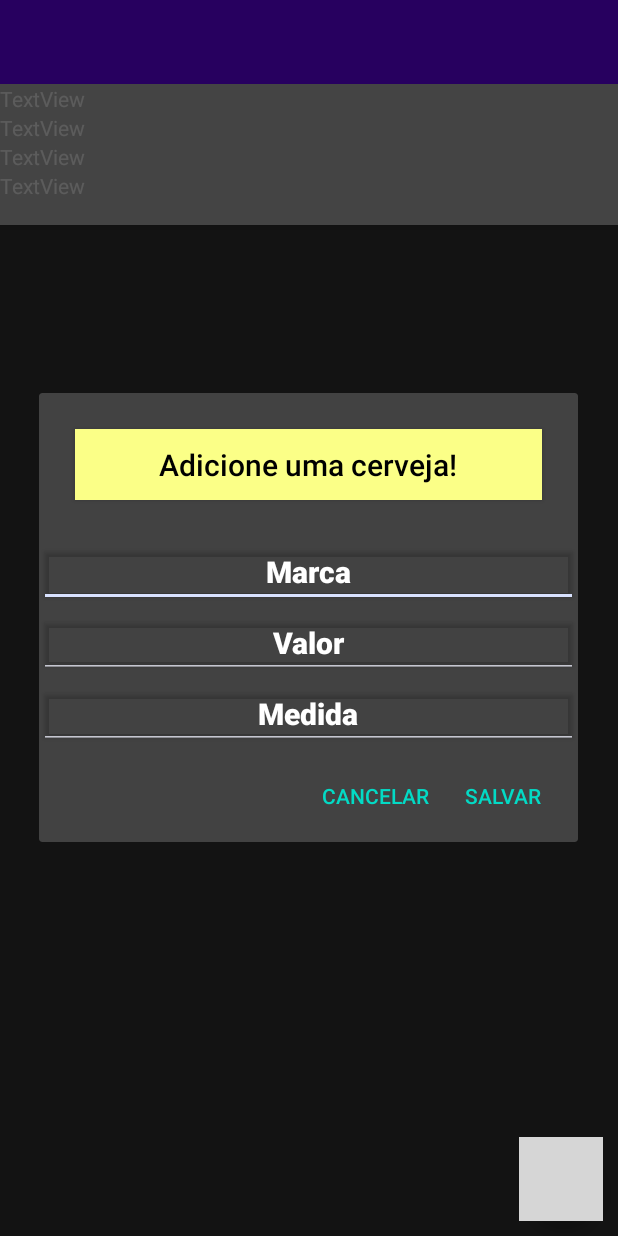
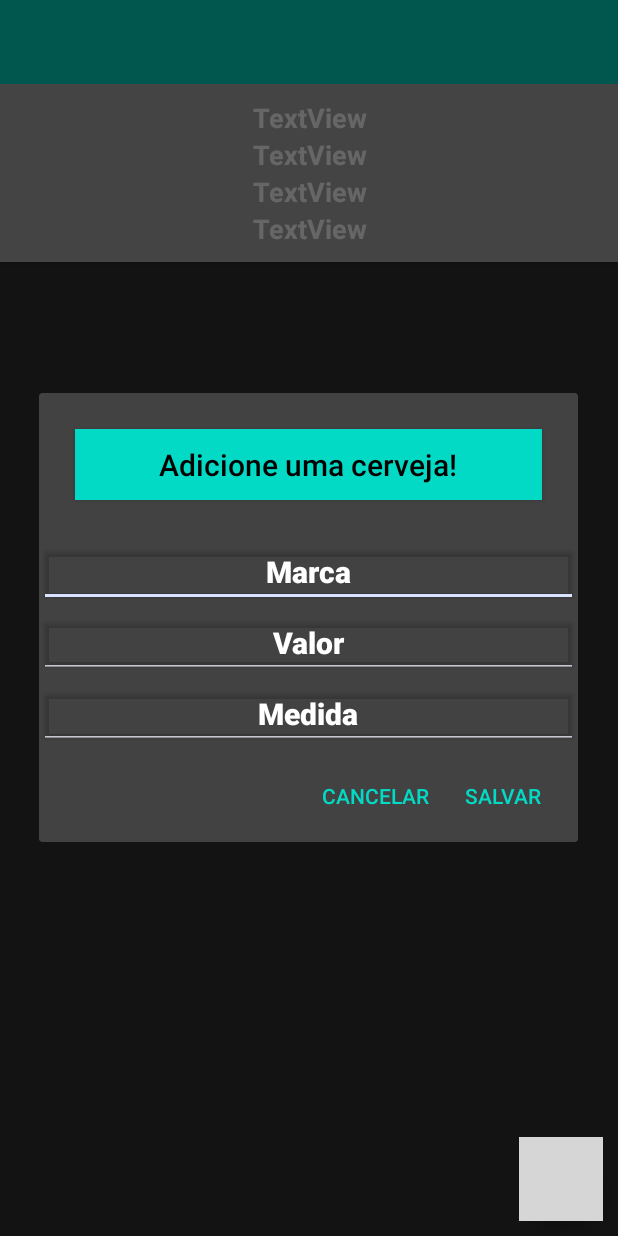
Before and after one commit to danielrsouza/calculadoraCerveja, an Android app: the screen it shows after launch (MainActivity), after a tap on an icon or button, on a phone screen of 412 x 824 dp. Run offline under Robolectric (Android 15) with nearby library versions, the phone set to English and light mode, and no system bars; grey boxes are pictures that could not be loaded.

Commit message:
Adicionando a funcao que calcula o melhor preço e ajustes de layout

```diff
--- a/app/src/main/java/com/example/calculadoraDeCerveja/Beer.kt
+++ b/app/src/main/java/com/example/calculadoraDeCerveja/Beer.kt
@@ -1,6 +1,6 @@
 package com.example.calculadoraDeCerveja
 
-class Beer(id: Int? = null, marcaBeer: String,  valorBeer: Double,  tamanhoBeer: Double) {
+class Beer(id: Int? = null, marcaBeer: String, valorBeer: Double, tamanhoBeer: Int) {
     var marca = marcaBeer
     var valor = valorBeer
     var tamanho = tamanhoBeer
--- a/app/src/main/java/com/example/calculadoraDeCerveja/BeerItemAdapter.kt
+++ b/app/src/main/java/com/example/calculadoraDeCerveja/BeerItemAdapter.kt
@@ -30,6 +30,6 @@ class BeerItemAdapter(private val context: Context, private val beerList: List<B
 
         holder.beerMarca.setText("Marca: "+beerItem.beerMarca)
         holder.beerValor.setText("R$ "+beerItem.beerValor.toString())
-        holder.beerTamanho.setText("ML "+beerItem.beerTamanho.toString())
+        holder.beerTamanho.setText("Tamanho: "+beerItem.beerTamanho.toString() + " ML")
     }
 }
--- a/app/src/main/java/com/example/calculadoraDeCerveja/BeerItemModel.kt
+++ b/app/src/main/java/com/example/calculadoraDeCerveja/BeerItemModel.kt
@@ -5,7 +5,7 @@ class BeerItemModel {
     var beerId: Int = 0;
     var beerMarca: String? = null
     var beerValor: Double = 0.0
-    var beerTamanho: Double = 0.0
+    var beerTamanho: Int = 0
 
     constructor()
 
@@ -29,7 +29,7 @@ class BeerItemModel {
                 + BEER_ID_COLUMN + " INTEGER PRIMARY KEY AUTOINCREMENT,"
                 + BEER_MARCA_COLUMN + " TEXT,"
                 + BEER_VALOR_COLUMN + " DOUBLE,"
-                + BEER_TAMANHO_COLUMN + " DOUBLE"
+                + BEER_TAMANHO_COLUMN + " INTEGER"
                 + ")" )
     }
 }
--- a/app/src/main/java/com/example/calculadoraDeCerveja/MainActivity.kt
+++ b/app/src/main/java/com/example/calculadoraDeCerveja/MainActivity.kt
@@ -1,8 +1,6 @@
 package com.example.calculadoraDeCerveja
 
-import android.annotation.SuppressLint
 import android.graphics.Color
-import android.graphics.Color.WHITE
 import androidx.appcompat.app.AppCompatActivity
 import android.os.Bundle
 import android.text.TextUtils
@@ -15,7 +13,7 @@ import androidx.recyclerview.widget.DefaultItemAnimator
 import androidx.recyclerview.widget.LinearLayoutManager
 import androidx.recyclerview.widget.RecyclerView
 import com.google.android.material.floatingactionbutton.FloatingActionButton
-import kotlinx.android.synthetic.main.beer_dialog.*
+import kotlinx.android.synthetic.main.activity_main.*
 
 
 class MainActivity : AppCompatActivity() {
@@ -63,9 +61,7 @@ class MainActivity : AppCompatActivity() {
                 this,
                 recyclerView!!,
                 object : ItemLongPressListener.ClickListener {
-                    override fun onClick(view: View, position: Int) {
-                        TODO("Not yet implemented")
-                    }
+                    override fun onClick(view: View, position: Int) {}
 
                     override fun onLongClick(view: View?, position: Int) {
                         showActionsDialog(position)
@@ -73,6 +69,8 @@ class MainActivity : AppCompatActivity() {
 
                 }
         ))
+
+        calculoCerveja(beersList)
     }
 
     private fun showActionsDialog(position: Int) {
@@ -135,7 +133,7 @@ class MainActivity : AppCompatActivity() {
                 alertDialog.dismiss()
             }
 
-            var beer = Beer(null, marca.text.toString(), valor.text.toString().toDouble(), tamanho.text.toString().toDouble())
+            var beer = Beer(null, marca.text.toString(), valor.text.toString().toDouble(), tamanho.text.toString().toInt())
             createBeerItem(beer)
 
         })
@@ -151,6 +149,20 @@ class MainActivity : AppCompatActivity() {
         }
     }
 
+    private fun calculoCerveja(beerList: ArrayList<BeerItemModel>) {
+        var melhorPreco = 999.0
+        for( beer in beerList) {
+            val mediaPreco = (beer.beerValor/beer.beerTamanho) * 1000
+
+            if (mediaPreco < melhorPreco) {
+                melhorPreco = mediaPreco
+                marcaEmConta.text = "Marca: " + beer.beerMarca
+                precoEmConta.text = "Preço: R$ " + beer.beerValor.toString()
+                tamanhoEmConta.text = "Tamanho: " + beer.beerTamanho.toString() + " ML"
+                diferenca.text = "Preço do Litro: " + "%.2f".format(melhorPreco.toString().toDouble()) + " L"
+            }
+        }
+    }
 
     private fun setSupportActionBar(toolbar: Toolbar) {
 
--- a/app/src/main/res/layout/activity_main.xml
+++ b/app/src/main/res/layout/activity_main.xml
@@ -16,38 +16,55 @@
             android:id="@+id/toolbar"
             android:layout_width="match_parent"
             android:layout_height="?attr/actionBarSize"
-            android:background="?attr/colorPrimary"
+            android:background="@color/colorAccent"
             android:popupTheme="@style/AppTheme.AppbarOverley" />
 
         <LinearLayout
             android:layout_width="match_parent"
-            android:layout_height="94dp"
+            android:layout_height="wrap_content"
             android:background="@android:color/darker_gray"
-            android:orientation="vertical">
+            android:orientation="vertical"
+            android:padding="@dimen/paddingCampos">
 
             <TextView
                 android:id="@+id/marcaEmConta"
                 android:layout_width="match_parent"
                 android:layout_height="wrap_content"
-                android:text="TextView" />
+                android:text="TextView"
+                android:textAlignment="center"
+                android:textColor="@color/cardview_light_background"
+                android:textSize="18sp"
+                android:textStyle="bold" />
 
             <TextView
                 android:id="@+id/precoEmConta"
                 android:layout_width="match_parent"
                 android:layout_height="wrap_content"
-                android:text="TextView" />
+                android:text="TextView"
+                android:textAlignment="center"
+                android:textColor="@android:color/background_light"
+                android:textSize="18sp"
+                android:textStyle="bold" />
 
             <TextView
                 android:id="@+id/tamanhoEmConta"
                 android:layout_width="match_parent"
                 android:layout_height="wrap_content"
-                android:text="TextView" />
+                android:text="TextView"
+                android:textAlignment="center"
+                android:textColor="@android:color/background_light"
+                android:textSize="18sp"
+                android:textStyle="bold" />
 
             <TextView
                 android:id="@+id/diferenca"
                 android:layout_width="match_parent"
                 android:layout_height="wrap_content"
-                android:text="TextView" />
+                android:text="TextView"
+                android:textAlignment="center"
+                android:textColor="@android:color/background_light"
+                android:textSize="18sp"
+                android:textStyle="bold" />
         </LinearLayout>
     </com.google.android.material.appbar.AppBarLayout>
 
--- a/app/src/main/res/layout/beer_dialog.xml
+++ b/app/src/main/res/layout/beer_dialog.xml
@@ -9,7 +9,7 @@
         android:layout_width="match_parent"
         android:layout_height="wrap_content"
         android:layout_margin="@dimen/marginTitulo"
-        android:background="@color/tituloDialog"
+        android:background="@color/colorAccent"
         android:elevation="2dp"
         android:fontFamily="sans-serif-light"
         android:padding="@dimen/paddingTitulo"
@@ -42,7 +42,7 @@
         android:elevation="2dp"
         android:ems="15"
         android:hint="@string/text_hint_valor"
-        android:inputType="number|numberDecimal"
+        android:inputType="number|text|numberDecimal"
         android:padding="@dimen/paddingCampos"
         android:textAlignment="center"
         android:textColor="@android:color/background_light"
@@ -57,7 +57,7 @@
         android:elevation="2dp"
         android:ems="15"
         android:hint="@string/text_hint_medida"
-        android:inputType="number|numberDecimal"
+        android:inputType="number|text"
         android:padding="@dimen/paddingCampos"
         android:textAlignment="center"
         android:textColor="@android:color/background_light"
```
Also changed, not shown: app/src/main/java/com/example/calculadoraDeCerveja/DBHelper.kt (+13 -2 lines).
